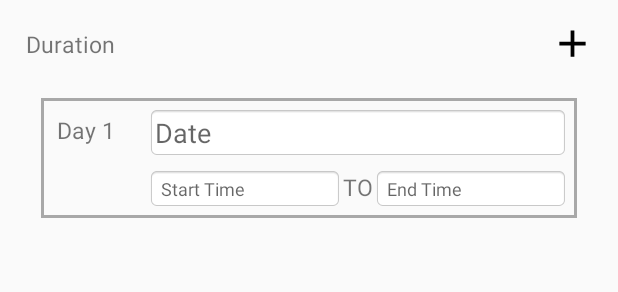
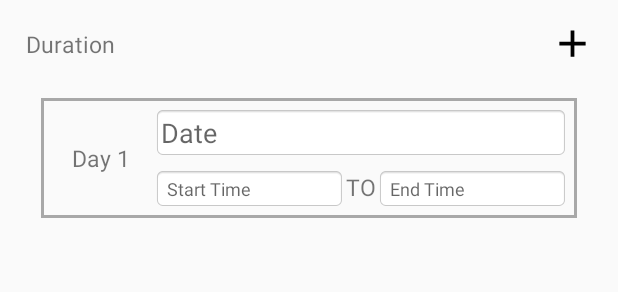
Before and after one commit to Manan-YMCA/ClubConnectApp, an Android app: the layout activity_add_new_event.xml on its own in the app's theme, with its tools: preview values and no code run, on a phone screen of 412 x 824 dp. Shown: the part 321-613 px from the top of the screen. Run offline under Robolectric (Android 15) with nearby library versions, the phone set to English and light mode, and no system bars.

Commit message:
addeventactivity-> dailog box vapas, add day ko sahi kiya

```diff
--- a/app/src/main/res/layout/activity_add_new_event.xml
+++ b/app/src/main/res/layout/activity_add_new_event.xml
@@ -115,28 +115,32 @@
             android:layout_height="wrap_content"
             android:orientation="vertical">
 
-            <RelativeLayout
+            <LinearLayout
                 android:layout_width="match_parent"
                 android:layout_height="match_parent"
                 android:layout_margin="15dp"
                 android:background="@drawable/border_textview"
-                android:orientation="vertical"
+                android:orientation="horizontal"
                 android:padding="5dp">
 
                 <TextView
                     android:id="@+id/tv_date_label"
-                    android:layout_width="60dp"
+                    android:layout_width="wrap_content"
                     android:layout_height="wrap_content"
-                    android:layout_marginRight="5dp"
-                    android:padding="5dp"
+                    android:layout_gravity="center_vertical"
+                    android:padding="15dp"
                     android:text="Day 1"
                     android:textSize="15sp" />
+
+                <LinearLayout
+                    android:layout_width="match_parent"
+                    android:layout_height="wrap_content"
+                    android:orientation="vertical">
 
                     <EditText
                         android:id="@+id/input_date"
                         android:layout_width="match_parent"
                         android:layout_height="wrap_content"
-                    android:layout_toRightOf="@+id/tv_date_label"
                         android:background="@android:drawable/editbox_background"
                         android:hint="Date"
                         android:longClickable="false"
@@ -145,8 +149,6 @@
                     <LinearLayout
                         android:layout_width="match_parent"
                         android:layout_height="match_parent"
-                    android:layout_alignStart="@+id/input_date"
-                    android:layout_below="@+id/input_date"
                         android:layout_marginTop="5dp"
                         android:orientation="horizontal">
 
@@ -176,7 +178,8 @@
                             android:longClickable="false"
                             android:textSize="12sp" />
                     </LinearLayout>
-            </RelativeLayout>
+                </LinearLayout>
+            </LinearLayout>
 
 
         </LinearLayout>
@@ -224,9 +227,9 @@
             android:id="@+id/img_uploaded_ll"
             android:layout_width="wrap_content"
             android:layout_height="match_parent"
+            android:layout_marginBottom="20dp"
             android:orientation="vertical"
             android:padding="10dp"
-            android:layout_marginBottom="20dp"
             android:visibility="gone">
 
         </LinearLayout>
```
Also changed, not shown: app/src/main/java/com/manan/dev/clubconnect/AddNewEventActivity.java (+105 -61 lines). Lines whose indentation alone changed are shown as unchanged.
